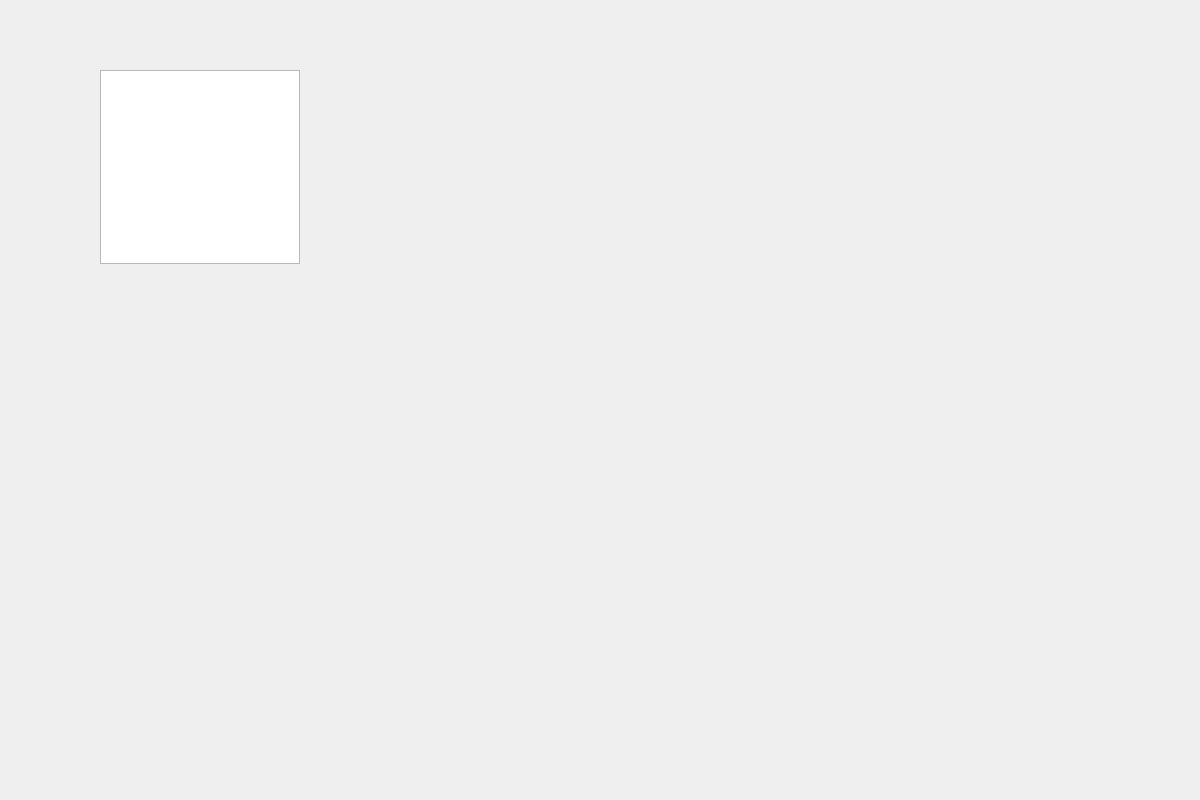
willasantos/Projeto-Matcon, file mainwindow.ui: the form before one commit.
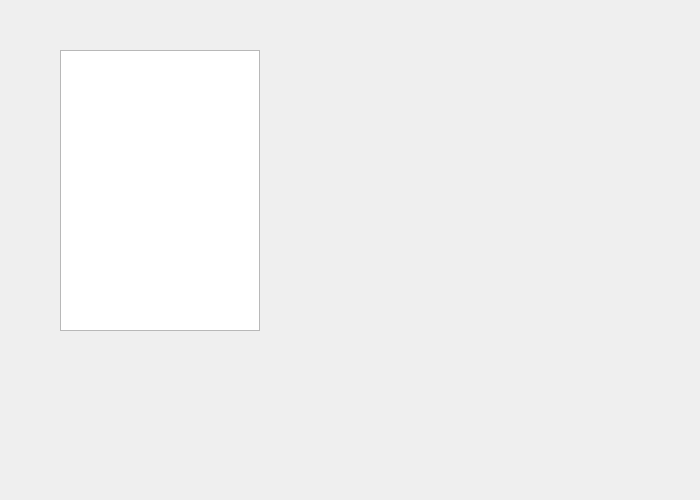
The form after the commit.

Patch:
```diff
--- a/mainwindow.ui
+++ b/mainwindow.ui
@@ -6,8 +6,8 @@
    <rect>
     <x>0</x>
     <y>0</y>
-    <width>1200</width>
-    <height>800</height>
+    <width>700</width>
+    <height>500</height>
    </rect>
   </property>
   <property name="minimumSize">
@@ -22,21 +22,15 @@
   <widget class="QWidget" name="layoutWidget">
    <property name="geometry">
     <rect>
-     <x>100</x>
-     <y>70</y>
-     <width>264</width>
-     <height>194</height>
+     <x>60</x>
+     <y>50</y>
+     <width>381</width>
+     <height>281</height>
     </rect>
    </property>
    <layout class="QHBoxLayout" name="horizontalLayout">
     <item>
      <widget class="QListWidget" name="listWidget">
-      <property name="minimumSize">
-       <size>
-        <width>200</width>
-        <height>0</height>
-       </size>
-      </property>
       <property name="maximumSize">
        <size>
         <width>200</width>
```
